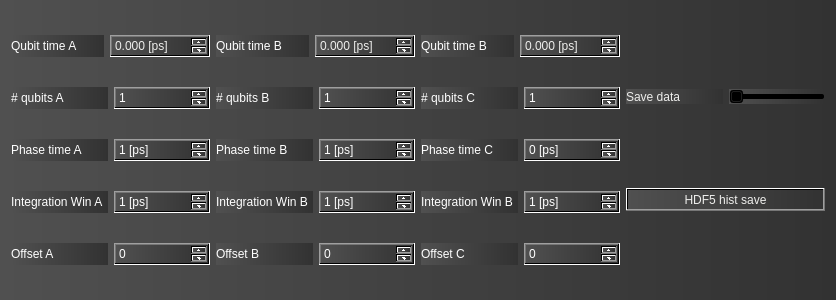
First picture: the form in source/qkd_param.ui, repository FermilabQuantumNetwork/QKD_GUI, before the edit.
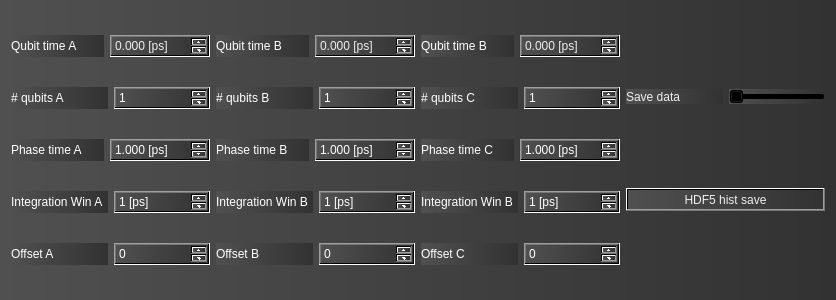
Second picture: the form after the edit.

Commit message: phase time is now floating point

Patch:
```diff
--- a/source/qkd_param.ui
+++ b/source/qkd_param.ui
@@ -95,18 +95,24 @@
         </widget>
        </item>
        <item>
-        <widget class="QSpinBox" name="QKD_phA">
+        <widget class="QDoubleSpinBox" name="QKD_phA">
          <property name="styleSheet">
           <string notr="true">color: rgb(255, 255, 255);</string>
          </property>
+         <property name="prefix">
+          <string/>
+         </property>
          <property name="suffix">
           <string> [ps]</string>
          </property>
-         <property name="minimum">
-          <number>1</number>
+         <property name="decimals">
+          <number>3</number>
          </property>
          <property name="maximum">
-          <number>3000</number>
+          <double>3000.000000000000000</double>
+         </property>
+         <property name="value">
+          <double>1.000000000000000</double>
          </property>
         </widget>
        </item>
@@ -240,18 +246,21 @@
         </widget>
        </item>
        <item>
-        <widget class="QSpinBox" name="QKD_phB">
+        <widget class="QDoubleSpinBox" name="QKD_phB">
          <property name="styleSheet">
           <string notr="true">color: rgb(255, 255, 255);</string>
          </property>
          <property name="suffix">
           <string> [ps]</string>
          </property>
-         <property name="minimum">
-          <number>1</number>
+         <property name="decimals">
+          <number>3</number>
          </property>
          <property name="maximum">
-          <number>3000</number>
+          <double>3000.000000000000000</double>
+         </property>
+         <property name="value">
+          <double>1.000000000000000</double>
          </property>
         </widget>
        </item>
@@ -385,13 +394,22 @@
         </widget>
        </item>
        <item>
-        <widget class="QSpinBox" name="QKD_phC">
+        <widget class="QDoubleSpinBox" name="QKD_phC">
          <property name="styleSheet">
           <string notr="true">color: rgb(255, 255, 255);</string>
          </property>
          <property name="suffix">
           <string> [ps]</string>
          </property>
+         <property name="decimals">
+          <number>3</number>
+         </property>
+         <property name="maximum">
+          <double>3000.000000000000000</double>
+         </property>
+         <property name="value">
+          <double>1.000000000000000</double>
+         </property>
         </widget>
        </item>
       </layout>
```
